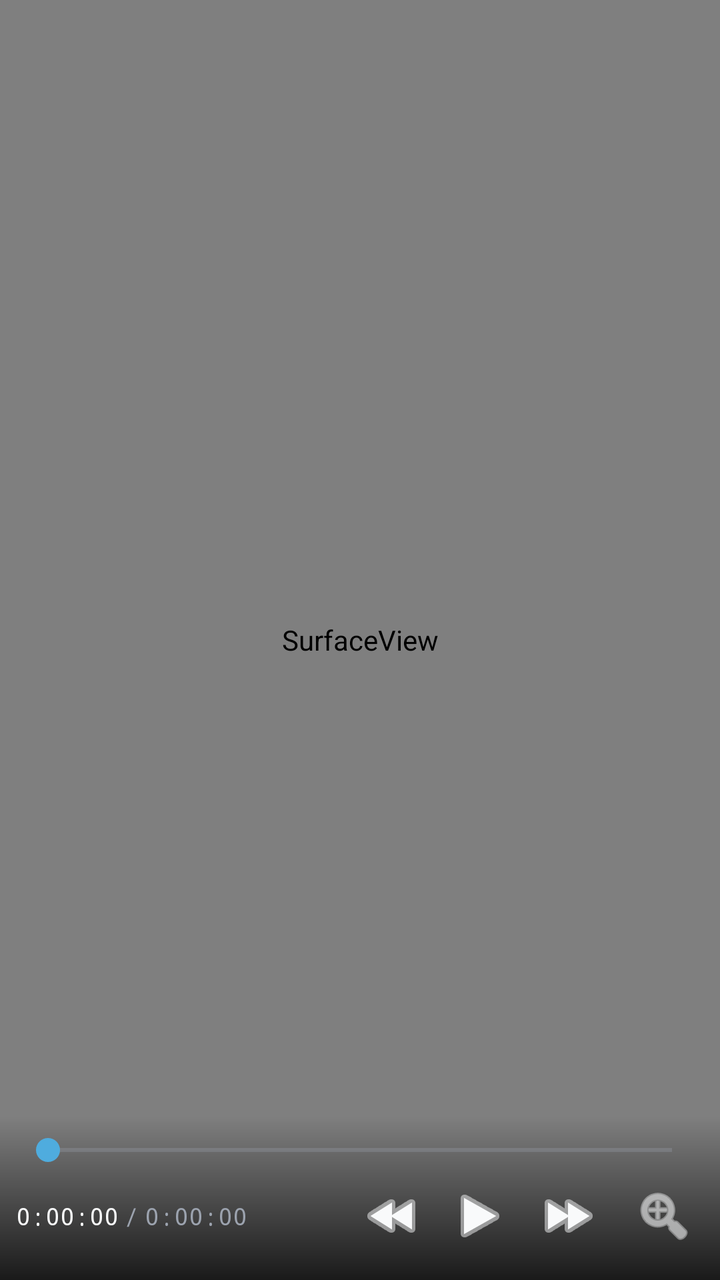
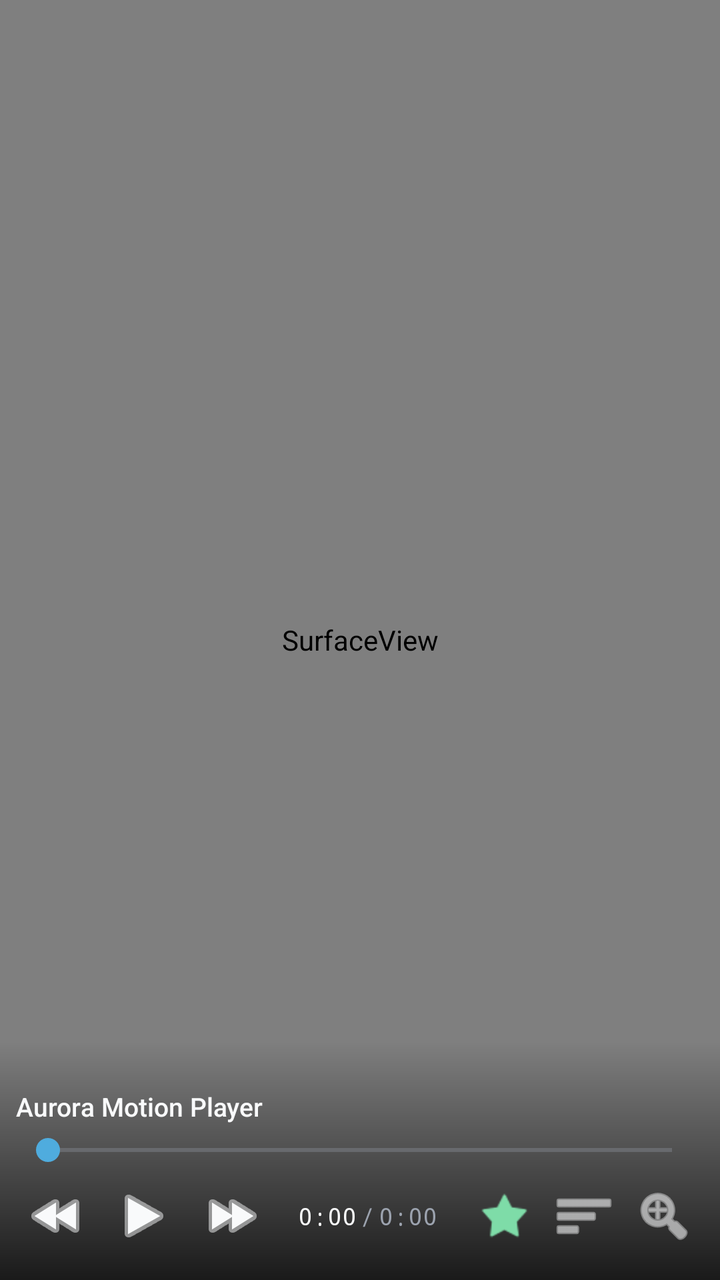

Before-and-after screenshots of an Android layout around one commit, followed by the original layout XML and the change that was made.
<!-- AndroidManifest.xml: application theme Theme.AuroraPlayer -->
<!-- res/layout/fragment_player.xml -->
<?xml version="1.0" encoding="utf-8"?>
<FrameLayout xmlns:android="http://schemas.android.com/apk/res/android"
    xmlns:app="http://schemas.android.com/apk/res-auto"
    android:layout_width="match_parent"
    android:layout_height="match_parent"
    android:background="@color/aurora_void">

    
    <SurfaceView
        android:id="@+id/surface_view"
        android:layout_width="match_parent"
        android:layout_height="match_parent"
        android:layout_gravity="center" />

    
    <TextView
        android:id="@+id/subtitle_text"
        android:layout_width="match_parent"
        android:layout_height="wrap_content"
        android:layout_gravity="bottom|center_horizontal"
        android:layout_marginBottom="72dp"
        android:layout_marginHorizontal="16dp"
        android:background="#80000000"
        android:gravity="center"
        android:padding="4dp"
        android:textColor="@color/aurora_on_surface"
        android:textSize="16sp"
        android:visibility="gone" />

    
    <ProgressBar
        android:id="@+id/progress_buffering"
        android:layout_width="48dp"
        android:layout_height="48dp"
        android:layout_gravity="center"
        android:indeterminateTint="@color/aurora_primary"
        android:visibility="gone" />

    
    <LinearLayout
        android:id="@+id/controls_overlay"
        android:layout_width="match_parent"
        android:layout_height="wrap_content"
        android:layout_gravity="bottom"
        android:background="@drawable/player_controls_gradient"
        android:orientation="vertical"
        android:padding="8dp">

        
        <SeekBar
            android:id="@+id/seek_bar"
            android:layout_width="match_parent"
            android:layout_height="wrap_content"
            android:progressTint="@color/player_progress_played"
            android:thumbTint="@color/aurora_primary"
            android:secondaryProgressTint="@color/player_progress_buffered" />

        
        <LinearLayout
            android:layout_width="match_parent"
            android:layout_height="48dp"
            android:gravity="center_vertical"
            android:orientation="horizontal">

            <TextView
                android:id="@+id/text_position"
                android:layout_width="wrap_content"
                android:layout_height="wrap_content"
                android:fontFamily="monospace"
                android:text="0:00:00"
                android:textColor="@color/aurora_on_surface"
                android:textSize="12sp" />

            <TextView
                android:layout_width="wrap_content"
                android:layout_height="wrap_content"
                android:layout_marginHorizontal="4dp"
                android:text="/"
                android:textColor="@color/aurora_on_surface_secondary"
                android:textSize="12sp" />

            <TextView
                android:id="@+id/text_duration"
                android:layout_width="wrap_content"
                android:layout_height="wrap_content"
                android:fontFamily="monospace"
                android:text="0:00:00"
                android:textColor="@color/aurora_on_surface_secondary"
                android:textSize="12sp" />

            <View
                android:layout_width="0dp"
                android:layout_height="0dp"
                android:layout_weight="1" />

            <ImageButton
                android:id="@+id/btn_seek_back"
                style="@style/Widget.AppCompat.ImageButton"
                android:layout_width="40dp"
                android:layout_height="40dp"
                android:background="?attr/selectableItemBackgroundBorderless"
                android:contentDescription="@string/seek_backward"
                android:src="@android:drawable/ic_media_rew"
                android:tint="@color/aurora_on_surface" />

            <ImageButton
                android:id="@+id/btn_play_pause"
                style="@style/Widget.AppCompat.ImageButton"
                android:layout_width="48dp"
                android:layout_height="48dp"
                android:background="?attr/selectableItemBackgroundBorderless"
                android:contentDescription="@string/play"
                android:src="@android:drawable/ic_media_play"
                android:tint="@color/aurora_on_surface" />

            <ImageButton
                android:id="@+id/btn_seek_fwd"
                style="@style/Widget.AppCompat.ImageButton"
                android:layout_width="40dp"
                android:layout_height="40dp"
                android:background="?attr/selectableItemBackgroundBorderless"
                android:contentDescription="@string/seek_forward"
                android:src="@android:drawable/ic_media_ff"
                android:tint="@color/aurora_on_surface" />

            <ImageButton
                android:id="@+id/btn_fullscreen"
                style="@style/Widget.AppCompat.ImageButton"
                android:layout_width="40dp"
                android:layout_height="40dp"
                android:layout_marginStart="8dp"
                android:background="?attr/selectableItemBackgroundBorderless"
                android:contentDescription="@string/fullscreen"
                android:src="@android:drawable/ic_menu_zoom"
                android:tint="@color/aurora_on_surface" />

        </LinearLayout>
    </LinearLayout>

    
    <LinearLayout
        android:id="@+id/ai_stats_overlay"
        android:layout_width="wrap_content"
        android:layout_height="wrap_content"
        android:layout_gravity="top|end"
        android:layout_margin="12dp"
        android:background="#B3000000"
        android:orientation="vertical"
        android:padding="8dp"
        android:visibility="gone">

        <TextView
            android:id="@+id/text_interp_fps"
            android:layout_width="wrap_content"
            android:layout_height="wrap_content"
            android:fontFamily="monospace"
            android:text="AI: 60 FPS"
            android:textColor="@color/aurora_primary"
            android:textSize="11sp" />

        <TextView
            android:id="@+id/text_gpu_usage"
            android:layout_width="wrap_content"
            android:layout_height="wrap_content"
            android:fontFamily="monospace"
            android:text="GPU: --%"
            android:textColor="@color/aurora_secondary"
            android:textSize="11sp" />

    </LinearLayout>

</FrameLayout>
<!-- resources referenced by this layout -->
<resources>
  <color name="aurora_on_surface">#F9FAFB</color>
  <color name="aurora_on_surface_secondary">#9CA3AF</color>
  <color name="aurora_primary">#4FACDE</color>
  <color name="aurora_secondary">#7EDCA8</color>
  <color name="aurora_void">#060910</color>
  <color name="player_progress_buffered">#80FFFFFF</color>
  <color name="player_progress_played">#4FACDE</color>
  <!-- drawable player_controls_gradient (drawable) -->
  <?xml version="1.0" encoding="utf-8"?>
  <shape xmlns:android="http://schemas.android.com/apk/res/android">
      <gradient
          android:angle="270"
          android:endColor="#CC000000"
          android:startColor="#00000000"
          android:type="linear" />
  </shape>
  <string name="fullscreen">Fullscreen</string>
  <string name="play">Play</string>
  <string name="seek_backward">Seek backward 10s</string>
  <string name="seek_forward">Seek forward 10s</string>
  <style name="Theme.AuroraPlayer" parent="Theme.Material3.Dark.NoActionBar">
          <item name="colorPrimary">@color/aurora_primary</item>
          <item name="colorPrimaryVariant">@color/aurora_primary_variant</item>
          <item name="colorOnPrimary">@color/aurora_void</item>
          <item name="colorSecondary">@color/aurora_secondary</item>
          <item name="colorOnSecondary">@color/aurora_void</item>
          <item name="colorSurface">@color/aurora_surface</item>
          <item name="colorOnSurface">@color/aurora_on_surface</item>
          <item name="android:colorBackground">@color/aurora_deep_space</item>
          <item name="android:windowBackground">@color/aurora_deep_space</item>
          <item name="android:statusBarColor">@color/aurora_void</item>
          <item name="android:navigationBarColor">@color/aurora_void</item>
          <item name="android:windowLightStatusBar">false</item>
          <item name="android:windowLightNavigationBar">false</item>
          <item name="android:textColorPrimary">@color/aurora_on_surface</item>
          <item name="android:textColorSecondary">@color/aurora_on_surface_secondary</item>
      </style>
  <color name="aurora_primary_variant">#2D8BB5</color>
  <color name="aurora_surface">#111827</color>
  <color name="aurora_deep_space">#0A0E1A</color>
</resources>

<!-- the commit's change to res/layout/fragment_player.xml (unified diff, before → after) -->
@@ -1,6 +1,6 @@
 <?xml version="1.0" encoding="utf-8"?>
 <FrameLayout xmlns:android="http://schemas.android.com/apk/res/android"
-    xmlns:app="http://schemas.android.com/apk/res-auto"
+    android:id="@+id/player_root"
     android:layout_width="match_parent"
     android:layout_height="match_parent"
     android:background="@color/aurora_void">
@@ -13,27 +13,89 @@
         android:layout_gravity="center" />
 
     
+    <ProgressBar
+        android:id="@+id/progress_buffering"
+        android:layout_width="56dp"
+        android:layout_height="56dp"
+        android:layout_gravity="center"
+        android:indeterminateTint="@color/aurora_primary"
+        android:visibility="gone" />
+
+    
+    <LinearLayout
+        android:id="@+id/ai_stats_overlay"
+        android:layout_width="wrap_content"
+        android:layout_height="wrap_content"
+        android:layout_gravity="top|end"
+        android:layout_margin="12dp"
+        android:background="#CC000010"
+        android:orientation="vertical"
+        android:padding="8dp"
+        android:visibility="gone">
+
+        <TextView
+            android:id="@+id/text_interp_fps"
+            android:layout_width="wrap_content"
+            android:layout_height="wrap_content"
+            android:fontFamily="monospace"
+            android:text="AI: — FPS"
+            android:textColor="@color/aurora_primary"
+            android:textSize="11sp" />
+
+        <TextView
+            android:id="@+id/text_gpu_usage"
+            android:layout_width="wrap_content"
+            android:layout_height="wrap_content"
+            android:fontFamily="monospace"
+            android:text="GPU: — %"
+            android:textColor="@color/aurora_secondary"
+            android:textSize="11sp" />
+
+    </LinearLayout>
+
+    
+    <TextView
+        android:id="@+id/text_speed_badge"
+        android:layout_width="wrap_content"
+        android:layout_height="wrap_content"
+        android:layout_gravity="top|start"
+        android:layout_margin="12dp"
+        android:background="#CC000010"
+        android:fontFamily="monospace"
+        android:padding="4dp"
+        android:text="×2.00"
+        android:textColor="#FFD700"
+        android:textSize="13sp"
+        android:visibility="gone" />
+
+    
+    <TextView
+        android:id="@+id/text_ab_marker"
+        android:layout_width="wrap_content"
+        android:layout_height="wrap_content"
+        android:layout_gravity="top|center_horizontal"
+        android:layout_marginTop="12dp"
+        android:background="#CC000010"
+        android:fontFamily="monospace"
+        android:padding="4dp"
+        android:textColor="#00E5FF"
+        android:textSize="11sp"
+        android:visibility="gone" />
+
+    
     <TextView
         android:id="@+id/subtitle_text"
         android:layout_width="match_parent"
         android:layout_height="wrap_content"
         android:layout_gravity="bottom|center_horizontal"
-        android:layout_marginBottom="72dp"
-        android:layout_marginHorizontal="16dp"
-        android:background="#80000000"
+        android:layout_marginBottom="88dp"
+        android:layout_marginHorizontal="24dp"
+        android:background="#A0000000"
         android:gravity="center"
-        android:padding="4dp"
+        android:lineSpacingMultiplier="1.2"
+        android:padding="6dp"
         android:textColor="@color/aurora_on_surface"
         android:textSize="16sp"
-        android:visibility="gone" />
-
-    
-    <ProgressBar
-        android:id="@+id/progress_buffering"
-        android:layout_width="48dp"
-        android:layout_height="48dp"
-        android:layout_gravity="center"
-        android:indeterminateTint="@color/aurora_primary"
         android:visibility="gone" />
 
     
@@ -44,7 +106,24 @@
         android:layout_gravity="bottom"
         android:background="@drawable/player_controls_gradient"
         android:orientation="vertical"
-        android:padding="8dp">
+        android:paddingHorizontal="8dp"
+        android:paddingTop="24dp"
+        android:paddingBottom="8dp">
+
+        
+        <TextView
+            android:id="@+id/text_title"
+            android:layout_width="match_parent"
+            android:layout_height="wrap_content"
+            android:ellipsize="marquee"
+            android:fontFamily="sans-serif-medium"
+            android:marqueeRepeatLimit="marquee_forever"
+            android:maxLines="1"
+            android:paddingBottom="4dp"
+            android:scrollHorizontally="true"
+            android:text="Aurora Motion Player"
+            android:textColor="@color/aurora_on_surface"
+            android:textSize="13sp" />
 
         
         <SeekBar
@@ -52,8 +131,8 @@
             android:layout_width="match_parent"
             android:layout_height="wrap_content"
             android:progressTint="@color/player_progress_played"
-            android:thumbTint="@color/aurora_primary"
-            android:secondaryProgressTint="@color/player_progress_buffered" />
+            android:secondaryProgressTint="@color/player_progress_buffered"
+            android:thumbTint="@color/aurora_primary" />
 
         
         <LinearLayout
@@ -62,37 +141,7 @@
             android:gravity="center_vertical"
             android:orientation="horizontal">
 
-            <TextView
-                android:id="@+id/text_position"
-                android:layout_width="wrap_content"
-                android:layout_height="wrap_content"
-                android:fontFamily="monospace"
-                android:text="0:00:00"
-                android:textColor="@color/aurora_on_surface"
-                android:textSize="12sp" />
-
-            <TextView
-                android:layout_width="wrap_content"
-                android:layout_height="wrap_content"
-                android:layout_marginHorizontal="4dp"
-                android:text="/"
-                android:textColor="@color/aurora_on_surface_secondary"
-                android:textSize="12sp" />
-
-            <TextView
-                android:id="@+id/text_duration"
-                android:layout_width="wrap_content"
-                android:layout_height="wrap_content"
-                android:fontFamily="monospace"
-                android:text="0:00:00"
-                android:textColor="@color/aurora_on_surface_secondary"
-                android:textSize="12sp" />
-
-            <View
-                android:layout_width="0dp"
-                android:layout_height="0dp"
-                android:layout_weight="1" />
-
+            
             <ImageButton
                 android:id="@+id/btn_seek_back"
                 style="@style/Widget.AppCompat.ImageButton"
@@ -103,6 +152,7 @@
                 android:src="@android:drawable/ic_media_rew"
                 android:tint="@color/aurora_on_surface" />
 
+            
             <ImageButton
                 android:id="@+id/btn_play_pause"
                 style="@style/Widget.AppCompat.ImageButton"
@@ -113,6 +163,7 @@
                 android:src="@android:drawable/ic_media_play"
                 android:tint="@color/aurora_on_surface" />
 
+            
             <ImageButton
                 android:id="@+id/btn_seek_fwd"
                 style="@style/Widget.AppCompat.ImageButton"
@@ -123,12 +174,70 @@
                 android:src="@android:drawable/ic_media_ff"
                 android:tint="@color/aurora_on_surface" />
 
+            
+            <LinearLayout
+                android:layout_width="0dp"
+                android:layout_height="wrap_content"
+                android:layout_weight="1"
+                android:gravity="center"
+                android:orientation="horizontal">
+
+                <TextView
+                    android:id="@+id/text_position"
+                    android:layout_width="wrap_content"
+                    android:layout_height="wrap_content"
+                    android:fontFamily="monospace"
+                    android:text="0:00"
+                    android:textColor="@color/aurora_on_surface"
+                    android:textSize="12sp" />
+
+                <TextView
+                    android:layout_width="wrap_content"
+                    android:layout_height="wrap_content"
+                    android:layout_marginHorizontal="3dp"
+                    android:text="/"
+                    android:textColor="@color/aurora_on_surface_secondary"
+                    android:textSize="12sp" />
+
+                <TextView
+                    android:id="@+id/text_duration"
+                    android:layout_width="wrap_content"
+                    android:layout_height="wrap_content"
+                    android:fontFamily="monospace"
+                    android:text="0:00"
+                    android:textColor="@color/aurora_on_surface_secondary"
+                    android:textSize="12sp" />
+
+            </LinearLayout>
+
+            
+            <ImageButton
+                android:id="@+id/btn_ai_toggle"
+                style="@style/Widget.AppCompat.ImageButton"
+                android:layout_width="40dp"
+                android:layout_height="40dp"
+                android:background="?attr/selectableItemBackgroundBorderless"
+                android:contentDescription="@string/ai_toggle"
+                android:src="@android:drawable/star_on"
+                android:tint="@color/aurora_secondary" />
+
+            
+            <ImageButton
+                android:id="@+id/btn_playlist"
+                style="@style/Widget.AppCompat.ImageButton"
+                android:layout_width="40dp"
+                android:layout_height="40dp"
+                android:background="?attr/selectableItemBackgroundBorderless"
+                android:contentDescription="@string/playlist"
+                android:src="@android:drawable/ic_menu_sort_by_size"
+                android:tint="@color/aurora_on_surface" />
+
+            
             <ImageButton
                 android:id="@+id/btn_fullscreen"
                 style="@style/Widget.AppCompat.ImageButton"
                 android:layout_width="40dp"
                 android:layout_height="40dp"
-                android:layout_marginStart="8dp"
                 android:background="?attr/selectableItemBackgroundBorderless"
                 android:contentDescription="@string/fullscreen"
                 android:src="@android:drawable/ic_menu_zoom"
@@ -137,36 +246,4 @@
         </LinearLayout>
     </LinearLayout>
 
-    
-    <LinearLayout
-        android:id="@+id/ai_stats_overlay"
-        android:layout_width="wrap_content"
-        android:layout_height="wrap_content"
-        android:layout_gravity="top|end"
-        android:layout_margin="12dp"
-        android:background="#B3000000"
-        android:orientation="vertical"
-        android:padding="8dp"
-        android:visibility="gone">
-
-        <TextView
-            android:id="@+id/text_interp_fps"
-            android:layout_width="wrap_content"
-            android:layout_height="wrap_content"
-            android:fontFamily="monospace"
-            android:text="AI: 60 FPS"
-            android:textColor="@color/aurora_primary"
-            android:textSize="11sp" />
-
-        <TextView
-            android:id="@+id/text_gpu_usage"
-            android:layout_width="wrap_content"
-            android:layout_height="wrap_content"
-            android:fontFamily="monospace"
-            android:text="GPU: --%"
-            android:textColor="@color/aurora_secondary"
-            android:textSize="11sp" />
-
-    </LinearLayout>
-
 </FrameLayout>
<!-- resource entries referenced after the edit -->
@@ -16,8 +16,10 @@
           android:startColor="#00000000"
           android:type="linear" />
   </shape>
+  <string name="ai_toggle">Toggle AI interpolation</string>
   <string name="fullscreen">Fullscreen</string>
   <string name="play">Play</string>
+  <string name="playlist">Playlist</string>
   <string name="seek_backward">Seek backward 10s</string>
   <string name="seek_forward">Seek forward 10s</string>
   <style name="Theme.AuroraPlayer" parent="Theme.Material3.Dark.NoActionBar">
